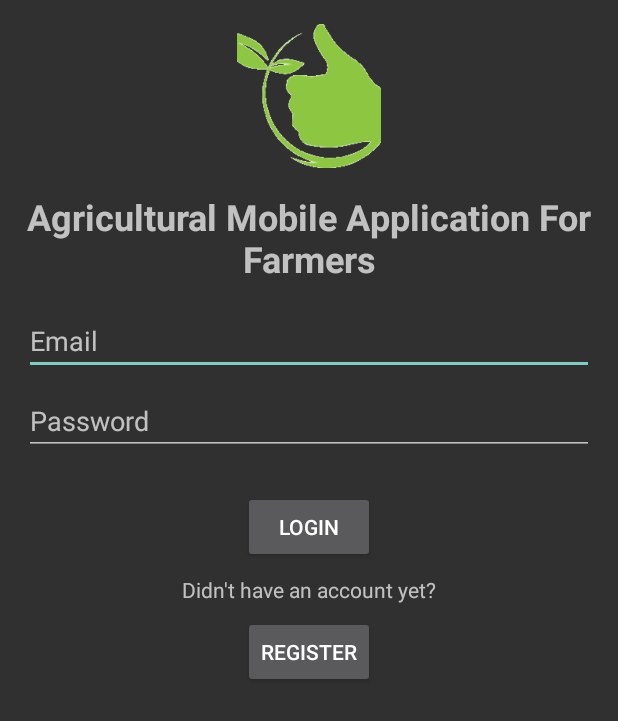
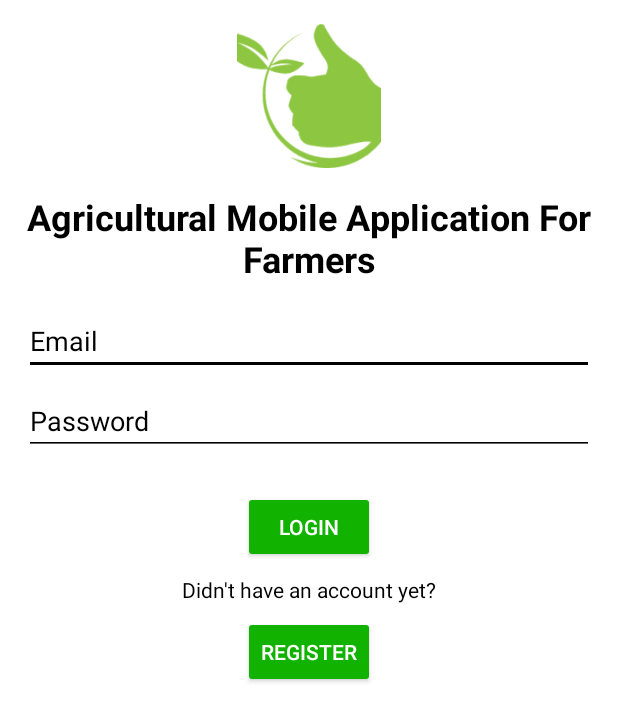
Before and after one commit to amiel-danao/Agricultural-Mobile-Application-For-Farmers, an Android app: the LoginActivity screen opened directly, with no data from a screen before it, on a phone screen of 412 x 824 dp. Shown: the top 721 px of the screen. Run offline under Robolectric (Android 15) with nearby library versions, the phone set to English and light mode, and no system bars; our stand-ins replace Firebase (no records; nobody signed in at launch, a user with empty details on screens opened directly); 1 statement that could not run was skipped.

Commit message:
added image slides, change colors in login page

```diff
--- a/app/src/main/java/com/thesis/amaff/ui/login/LoginActivity.java
+++ b/app/src/main/java/com/thesis/amaff/ui/login/LoginActivity.java
@@ -150,6 +150,8 @@ public class LoginActivity extends AppCompatActivity {
                                             if (userProfile != null) {
                                                 // User has an existing profile
                                                 // Add your logic for handling the existing profile
+                                                startActivity(new Intent(LoginActivity.this, MainActivity.class));
+
                                             } else {
                                                 // User does not have a profile, create one
                                                 createProfile(user);
--- a/app/src/main/res/layout/activity_getting_started.xml
+++ b/app/src/main/res/layout/activity_getting_started.xml
@@ -9,7 +9,8 @@
     <androidx.viewpager.widget.ViewPager
         android:id="@+id/viewPager"
         android:layout_width="match_parent"
-        android:layout_height="match_parent" />
+        android:layout_height="match_parent"
+        android:background="@color/white"/>
 
     <Button
         android:id="@+id/nextButton"
@@ -17,6 +18,7 @@
         android:layout_height="wrap_content"
         android:layout_alignParentBottom="true"
         android:layout_marginBottom="24dp"
-        android:text="Next" />
+        android:text="Next"
+        android:background="@color/purple_700"/>
 
 </RelativeLayout>
--- a/app/src/main/res/layout/activity_login.xml
+++ b/app/src/main/res/layout/activity_login.xml
@@ -2,7 +2,8 @@
 <ScrollView xmlns:android="http://schemas.android.com/apk/res/android"
     xmlns:app="http://schemas.android.com/apk/res-auto"
     android:layout_width="match_parent"
-    android:layout_height="match_parent">
+    android:layout_height="match_parent"
+    android:background="@color/white">
 
     <LinearLayout
         android:layout_width="match_parent"
@@ -27,14 +28,18 @@
             android:gravity="center"
             android:text="@string/app_name"
             android:textSize="24sp"
-            android:textStyle="bold" />
+            android:textStyle="bold"
+            android:textColor="@color/black"/>
 
         <EditText
             android:id="@+id/emailEditText"
             android:layout_width="match_parent"
             android:layout_height="wrap_content"
             android:hint="Email"
-            android:layout_marginBottom="8dp" />
+            android:layout_marginBottom="8dp"
+            android:textColor="@color/black"
+            android:textColorHint="@color/black"
+            android:backgroundTint="@color/black"/>
 
         <EditText
             android:id="@+id/passwordEditText"
@@ -42,7 +47,10 @@
             android:layout_height="wrap_content"
             android:hint="Password"
             android:inputType="textPassword"
-            android:layout_marginBottom="8dp" />
+            android:layout_marginBottom="8dp"
+            android:textColor="@color/black"
+            android:textColorHint="@color/black"
+            android:backgroundTint="@color/black"/>
 
         <Button
             android:id="@+id/loginButton"
@@ -50,7 +58,8 @@
             android:layout_height="wrap_content"
             android:text="Login"
             android:layout_marginTop="16dp"
-            android:layout_marginBottom="8dp" />
+            android:layout_marginBottom="8dp"
+            android:backgroundTint="@color/purple_700"/>
 
         <TextView
             android:id="@+id/registerLabel"
@@ -58,7 +67,8 @@
             android:layout_height="wrap_content"
             android:text="Didn't have an account yet?"
             android:layout_gravity="center"
-            android:layout_marginBottom="8dp" />
+            android:layout_marginBottom="8dp"
+            android:textColor="@color/black"/>
 
         <Button
             android:id="@+id/registerButton"
@@ -66,7 +76,8 @@
             android:layout_height="wrap_content"
             android:text="Register"
             android:layout_gravity="center"
-            android:layout_marginBottom="8dp" />
+            android:layout_marginBottom="8dp"
+            android:backgroundTint="@color/purple_700"/>
 
         <LinearLayout
             android:id="@+id/registrationForm"
@@ -82,7 +93,9 @@
                 android:layout_height="wrap_content"
                 android:hint="First Name"
                 android:layout_marginBottom="8dp"
-                android:visibility="gone"/>
+                android:visibility="gone"
+                android:textColorHint="@color/black"
+                android:backgroundTint="@color/black"/>
 
             <EditText
                 android:id="@+id/lastNameEditText"
@@ -90,7 +103,9 @@
                 android:layout_height="wrap_content"
                 android:hint="Last Name"
                 android:layout_marginBottom="8dp"
-                android:visibility="gone"/>
+                android:visibility="gone"
+                android:textColorHint="@color/black"
+                android:backgroundTint="@color/black"/>
 
             <EditText
                 android:id="@+id/confirmPasswordEditText"
@@ -98,7 +113,10 @@
                 android:layout_height="wrap_content"
                 android:layout_marginBottom="8dp"
                 android:hint="Confirm Password"
-                android:inputType="textPassword" />
+                android:inputType="textPassword"
+                android:textColor="@color/black"
+                android:textColorHint="@color/black"
+                android:backgroundTint="@color/black"/>
 
             <Button
                 android:id="@+id/createAccountButton"
@@ -106,7 +124,8 @@
                 android:layout_height="wrap_content"
                 android:text="Create Account"
                 android:layout_gravity="center"
-                android:layout_marginBottom="8dp" />
+                android:layout_marginBottom="8dp"
+                android:backgroundTint="@color/purple_700"/>
 
             <Button
                 android:id="@+id/loginFormButton"
@@ -114,7 +133,8 @@
                 android:layout_height="wrap_content"
                 android:layout_gravity="center"
                 android:layout_marginBottom="8dp"
-                android:text="Login instead" />
+                android:text="Login instead"
+                android:backgroundTint="@color/purple_700"/>
 
         </LinearLayout>
 
```
Also changed, not shown: app/src/main/java/com/thesis/amaff/ui/start/GettingStartedPagerAdapter.java (+8 -8 lines), app/src/main/res/drawable/slide2.png (added), app/src/main/res/drawable/slide3.png (added), app/src/main/res/drawable/slide4.png (added).
